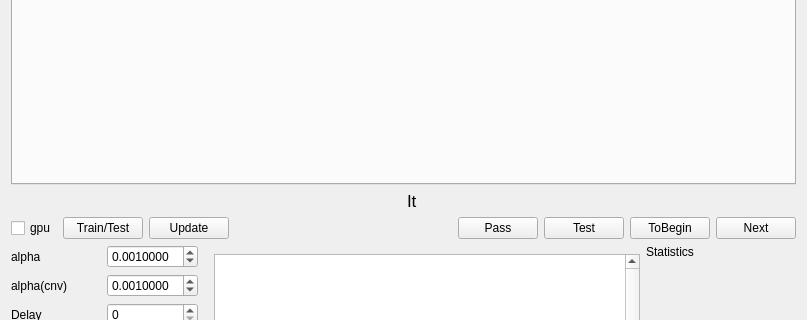
The window that mainwindow.ui (artthirt/cifarsmpl) describes before a commit, drawn with Qt 5; both pictures show x 0 to 807 and y 252 to 572 of the 807 by 669 pixel window.
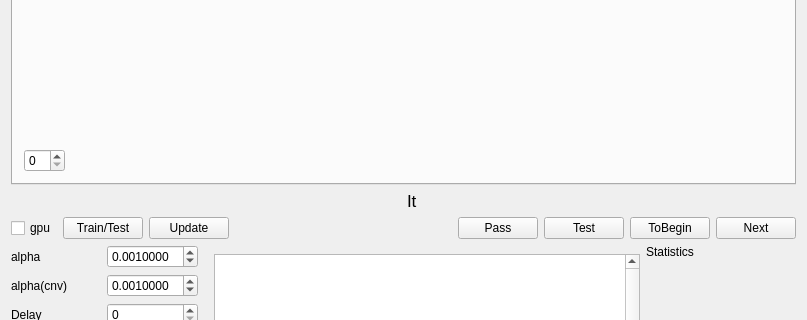
The same window after the commit. The open tabs and pages were chosen to show the change. Custom widgets are drawn as their Qt base class.

What changed in the file:
```diff
--- a/mainwindow.ui
+++ b/mainwindow.ui
@@ -18,7 +18,7 @@
     <item>
      <widget class="QTabWidget" name="tb_main">
       <property name="currentIndex">
-       <number>0</number>
+       <number>1</number>
       </property>
       <widget class="QWidget" name="tab">
        <attribute name="title">
@@ -41,9 +41,36 @@
        <attribute name="title">
         <string>Weights</string>
        </attribute>
-       <layout class="QHBoxLayout" name="horizontalLayout_2">
+       <layout class="QVBoxLayout" name="verticalLayout_3">
         <item>
-         <widget class="DrawCnvWeight" name="wdgW" native="true"/>
+         <widget class="ShowMatrices" name="wdgW" native="true">
+          <property name="sizePolicy">
+           <sizepolicy hsizetype="Preferred" vsizetype="Expanding">
+            <horstretch>0</horstretch>
+            <verstretch>0</verstretch>
+           </sizepolicy>
+          </property>
+         </widget>
+        </item>
+        <item>
+         <layout class="QHBoxLayout" name="horizontalLayout_3">
+          <item>
+           <widget class="QSpinBox" name="sb_wid"/>
+          </item>
+          <item>
+           <spacer name="horizontalSpacer_2">
+            <property name="orientation">
+             <enum>Qt::Horizontal</enum>
+            </property>
+            <property name="sizeHint" stdset="0">
+             <size>
+              <width>40</width>
+              <height>20</height>
+             </size>
+            </property>
+           </spacer>
+          </item>
+         </layout>
         </item>
        </layout>
       </widget>
@@ -356,9 +383,9 @@
    <container>1</container>
   </customwidget>
   <customwidget>
-   <class>DrawCnvWeight</class>
+   <class>ShowMatrices</class>
    <extends>QWidget</extends>
-   <header>drawcnvweight.h</header>
+   <header>showmatrices.h</header>
    <container>1</container>
   </customwidget>
  </customwidgets>
```
